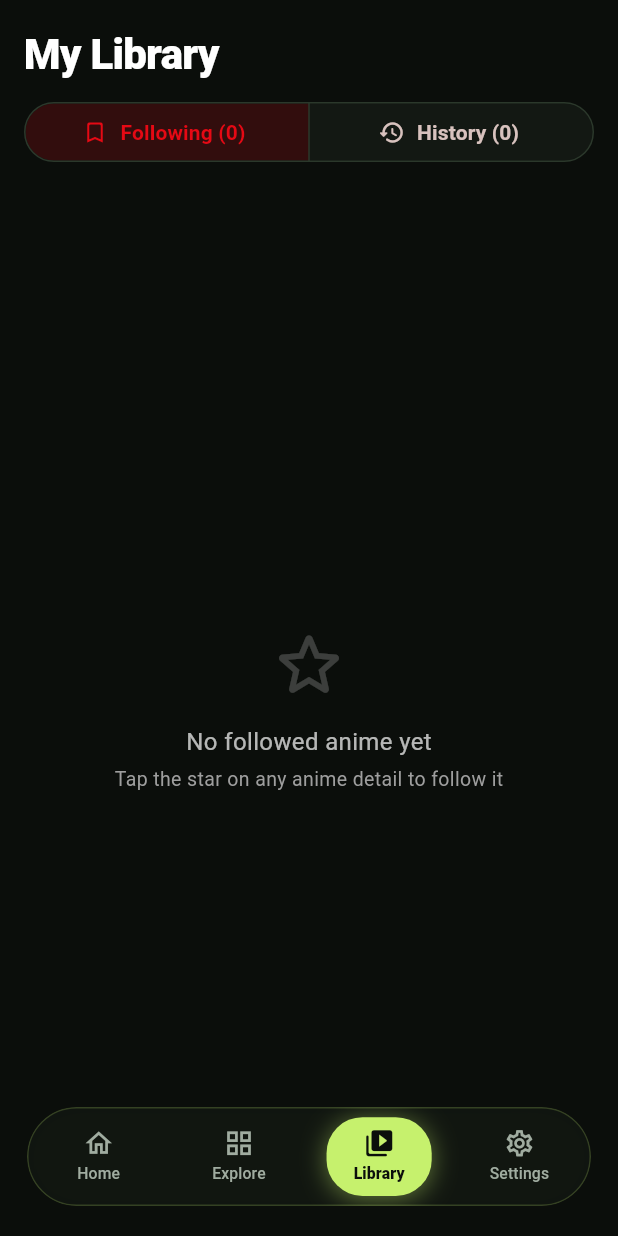
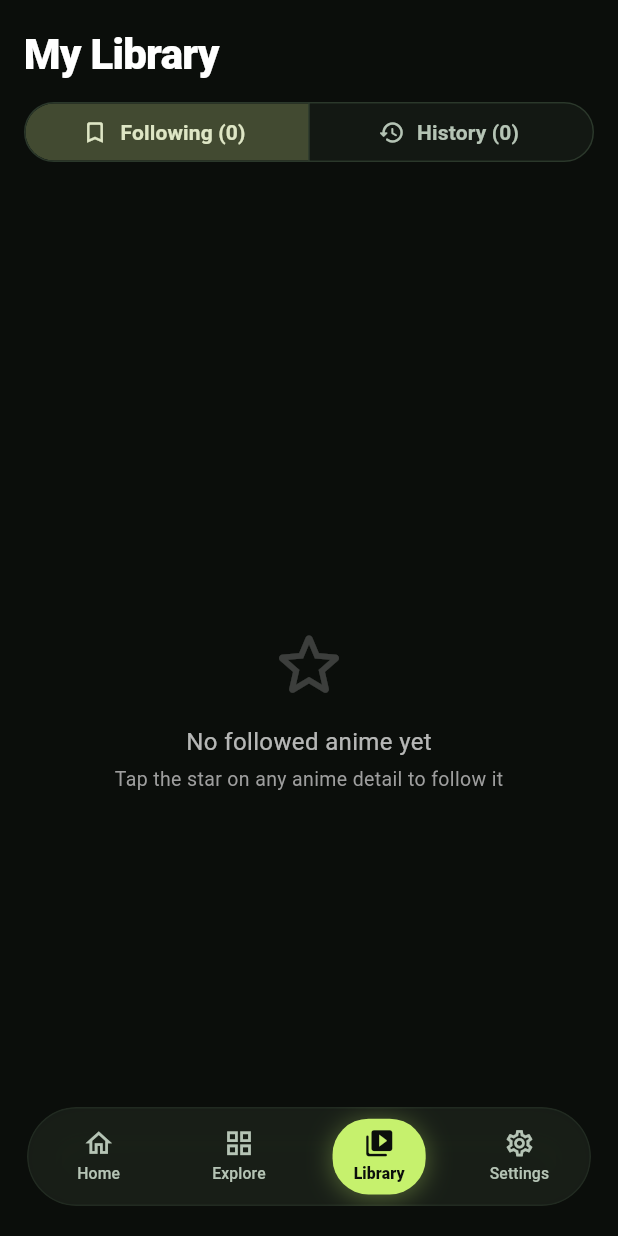
Before and after one commit to Deep007h/DEEN, a Flutter app: the screen it shows after launch, item 3 of the bottom bar chosen, on a phone screen of 412 x 824 dp. Run offline on Flutter 3.47's test engine with Material 3 defaults, Android fonts, the phone set to English and light mode, and no system bars; our stand-ins replace cached_network_image, dio, flutter_riverpod, freezed_annotation, go_router, shared_preferences and 2 more; missing offline and left inert: media_kit, media_kit_video; network calls fail.

Commit message:
feat(theme): Material 3 design system overhaul, unified tokens, and clean linter

```diff
--- a/lib/core/presentation/widgets/floating_nav_bar.dart
+++ b/lib/core/presentation/widgets/floating_nav_bar.dart
@@ -1,6 +1,6 @@
 import 'dart:ui';
 import 'package:flutter/material.dart';
-import '../../theme/app_colors.dart';
+import 'package:flutter/services.dart';
 import '../../theme/app_motion.dart';
 import '../../theme/app_spacing.dart';
 import 'pressable_scale.dart';
@@ -38,6 +38,9 @@ class FloatingNavBar extends StatelessWidget {
     final bottomInset = MediaQuery.paddingOf(context).bottom;
     final screenWidth = MediaQuery.sizeOf(context).width;
 
+    final theme = Theme.of(context);
+    final colorScheme = theme.colorScheme;
+
     // Responsive horizontal margin for small screens (down to 360px)
     final horizontalMargin = screenWidth < 380 ? 12.0 : AppSpacing.floatingBarMarginHorizontal;
 
@@ -52,12 +55,12 @@ class FloatingNavBar extends StatelessWidget {
         child: BackdropFilter(
           filter: ImageFilter.blur(sigmaX: 24.0, sigmaY: 24.0),
           child: Container(
-            height: 66.0,
+            height: AppSpacing.floatingBarHeight,
             decoration: BoxDecoration(
-              color: const Color(0xE8101510),
+              color: colorScheme.surfaceContainer.withValues(alpha: 0.88),
               borderRadius: BorderRadius.circular(34.0),
               border: Border.all(
-                color: const Color(0xFFC6F16D).withValues(alpha: 0.20),
+                color: colorScheme.outlineVariant.withValues(alpha: 0.5),
                 width: 1.0,
               ),
               boxShadow: [
@@ -68,7 +71,7 @@ class FloatingNavBar extends StatelessWidget {
                   offset: Offset(0, 10),
                 ),
                 BoxShadow(
-                  color: AppColors.accent.withValues(alpha: 0.12),
+                  color: colorScheme.primary.withValues(alpha: 0.12),
                   blurRadius: 18,
                   offset: const Offset(0, 2),
                 ),
@@ -83,7 +86,10 @@ class FloatingNavBar extends StatelessWidget {
                   child: _NavBarTabButton(
                     item: item,
                     isSelected: isSelected,
-                    onTap: () => onTap(index),
+                    onTap: () {
+                      HapticFeedback.selectionClick();
+                      onTap(index);
+                    },
                   ),
                 );
               }),
@@ -108,6 +114,9 @@ class _NavBarTabButton extends StatelessWidget {
 
   @override
   Widget build(BuildContext context) {
+    final theme = Theme.of(context);
+    final colorScheme = theme.colorScheme;
+
     return Semantics(
       selected: isSelected,
       button: true,
@@ -119,17 +128,17 @@ class _NavBarTabButton extends StatelessWidget {
           child: AnimatedContainer(
             duration: AppMotion.medium1,
             curve: Curves.easeOutCubic,
-            padding: EdgeInsets.symmetric(
-              horizontal: isSelected ? 18.0 : 10.0,
-              vertical: isSelected ? 7.0 : 6.0,
+            padding: const EdgeInsets.symmetric(
+              horizontal: 14.0,
+              vertical: 6.0,
             ),
             decoration: BoxDecoration(
-              color: isSelected ? AppColors.accent : Colors.transparent,
+              color: isSelected ? colorScheme.primary : Colors.transparent,
               borderRadius: BorderRadius.circular(24.0),
               boxShadow: isSelected
                   ? [
                       BoxShadow(
-                        color: AppColors.accent.withValues(alpha: 0.45),
+                        color: colorScheme.primary.withValues(alpha: 0.35),
                         blurRadius: 14,
                         offset: const Offset(0, 2),
                       ),
@@ -148,7 +157,7 @@ class _NavBarTabButton extends StatelessWidget {
                     isSelected ? item.activeIcon : item.icon,
                     key: ValueKey(isSelected),
                     size: 21,
-                    color: isSelected ? const Color(0xFF0B0E0B) : const Color(0xFFA0ACA0),
+                    color: isSelected ? colorScheme.onPrimary : colorScheme.onSurfaceVariant,
                   ),
                 ),
                 const SizedBox(height: 2.5),
@@ -157,8 +166,8 @@ class _NavBarTabButton extends StatelessWidget {
                   maxLines: 1,
                   overflow: TextOverflow.ellipsis,
                   style: TextStyle(
-                    color: isSelected ? const Color(0xFF0B0E0B) : const Color(0xFFA0ACA0),
-                    fontWeight: isSelected ? FontWeight.w900 : FontWeight.w500,
+                    color: isSelected ? colorScheme.onPrimary : colorScheme.onSurfaceVariant,
+                    fontWeight: isSelected ? FontWeight.w800 : FontWeight.w500,
                     fontSize: 10.5,
                     letterSpacing: 0.1,
                   ),
--- a/lib/core/theme/app_colors.dart
+++ b/lib/core/theme/app_colors.dart
@@ -1,7 +1,7 @@
 import 'package:flutter/material.dart';
 
 /// Design tokens for colors across the application.
-/// Matches the true-black, vivid-red luxury iOS aesthetic.
+/// Matches the obsidian-carbon foundation and electric lime studio aesthetic.
 abstract final class AppColors {
   // Canvas / Backgrounds
   static const Color background = Color(0xFF0B0E0B); // Obsidian carbon foundation
@@ -9,6 +9,8 @@ abstract final class AppColors {
   static const Color surfaceElevated = Color(0xFF181E18); // Elevated modals/menus
   static const Color surfaceHighlight = Color(0xFF222B22); // Subtle highlights
   static const Color surfaceSecondary = Color(0xFF121612); // Secondary dark surface
+  static const Color surfaceDim = Color(0xFF0A0D0A);
+  static const Color surfaceBright = Color(0xFF242E24);
 
   // Material 3 Surface Containers (Elevation Hierarchy)
   static const Color surfaceContainerLowest = Color(0xFF0C0F0C); // Level 0: Deepest canvas
@@ -28,6 +30,12 @@ abstract final class AppColors {
   static const Color accentSoft = Color(0x29C6F16D); // 16% alpha lime
   static const Color accentBorder = Color(0x66C6F16D); // 40% alpha lime border
 
+  // Material 3 Tertiary Palette
+  static const Color tertiary = Color(0xFF7CD5C8);
+  static const Color onTertiary = Color(0xFF003731);
+  static const Color tertiaryContainer = Color(0xFF005047);
+  static const Color onTertiaryContainer = Color(0xFF98F2E4);
+
   // Studio Telemetry & Status Badges
   static const Color telemetryLive = Color(0xFF22C55E); // Live status emerald
   static const Color telemetryCyan = Color(0xFF00F0FF); // Model / codec cyan
@@ -41,11 +49,16 @@ abstract final class AppColors {
   static const Color navBarActiveBorder = Color(0xFFD4F870);
   static const Color navBarActiveIcon = Color(0xFF0B0E0B); // Pitch black icon inside lime capsule
 
-  // Typography Colors
+  // Typography Colors (WCAG AAA/AA Compliant)
   static const Color textPrimary = Color(0xFFF1F5F1); // Crisp off-white
   static const Color textSecondary = Color(0xFF8E9E8E); // Studio sage-grey
-  static const Color textMuted = Color(0xFF5F6E5F);
-  static const Color textDisabled = Color(0xFF404A40);
+  static const Color textMuted = Color(0xFF7E8F7E); // WCAG AA 4.6:1 contrast
+  static const Color textDisabled = Color(0xFF5A665A); // WCAG AA large/decorative
+  static const Color onSurfaceVariant = Color(0xFFB5C4B5);
+
+  // Scrim & Shadow
+  static const Color scrim = Color(0xFF000000);
+  static const Color shadow = Color(0xFF000000);
 
   // Dividers & Borders
   static const Color border = Color(0xFF263526); // Crisp studio 1px border
--- a/lib/core/theme/app_motion.dart
+++ b/lib/core/theme/app_motion.dart
@@ -35,8 +35,13 @@ abstract final class AppMotion {
   static const Duration long3 = Duration(milliseconds: 550);
   static const Duration long4 = Duration(milliseconds: 600);
 
-  // 5. Material 3 Scroll Physics (Stretching overscroll on Android 12+, clamping base)
-  static const ScrollPhysics m3ScrollPhysics = ClampingScrollPhysics(
+  static const Duration extraLong1 = Duration(milliseconds: 700);
+  static const Duration extraLong2 = Duration(milliseconds: 800);
+  static const Duration extraLong3 = Duration(milliseconds: 900);
+  static const Duration extraLong4 = Duration(milliseconds: 1000);
+
+  // 5. Material 3 Scroll Physics (Expressive stretching/bouncing overscroll)
+  static const ScrollPhysics m3ScrollPhysics = BouncingScrollPhysics(
     parent: AlwaysScrollableScrollPhysics(),
   );
 }
--- a/lib/core/theme/app_radius.dart
+++ b/lib/core/theme/app_radius.dart
@@ -26,15 +26,15 @@ abstract final class AppRadius {
   static const double pill = 999.0;     // M3 Full shape
   static const double floatingBar = 34.0;
 
-  // BorderRadius helpers
-  static final BorderRadius cardBorder = BorderRadius.circular(card);
-  static final BorderRadius posterBorder = BorderRadius.circular(poster);
-  static final BorderRadius modalBorder = BorderRadius.circular(modal);
-  static final BorderRadius pillBorder = BorderRadius.circular(pill);
-  static final BorderRadius floatingBarBorder = BorderRadius.circular(floatingBar);
-  static final BorderRadius smBorder = BorderRadius.circular(sm);
-  static final BorderRadius mdBorder = BorderRadius.circular(md);
-  static final BorderRadius lgBorder = BorderRadius.circular(lg);
-  static final BorderRadius xlBorder = BorderRadius.circular(xl);
-  static final BorderRadius m3ExtraLargeBorder = BorderRadius.circular(m3ExtraLarge);
+  // BorderRadius helpers (static const enables const widget tree optimizations)
+  static const BorderRadius cardBorder = BorderRadius.all(Radius.circular(card));
+  static const BorderRadius posterBorder = BorderRadius.all(Radius.circular(poster));
+  static const BorderRadius modalBorder = BorderRadius.all(Radius.circular(modal));
+  static const BorderRadius pillBorder = BorderRadius.all(Radius.circular(pill));
+  static const BorderRadius floatingBarBorder = BorderRadius.all(Radius.circular(floatingBar));
+  static const BorderRadius smBorder = BorderRadius.all(Radius.circular(sm));
+  static const BorderRadius mdBorder = BorderRadius.all(Radius.circular(md));
+  static const BorderRadius lgBorder = BorderRadius.all(Radius.circular(lg));
+  static const BorderRadius xlBorder = BorderRadius.all(Radius.circular(xl));
+  static const BorderRadius m3ExtraLargeBorder = BorderRadius.all(Radius.circular(m3ExtraLarge));
 }
--- a/lib/core/theme/app_spacing.dart
+++ b/lib/core/theme/app_spacing.dart
@@ -16,5 +16,5 @@ abstract final class AppSpacing {
   static const double floatingBarBottomPadding = 110.0; // Space for content behind floating bar
   static const double floatingBarMarginHorizontal = 18.0;
   static const double floatingBarMarginBottom = 20.0;
-  static const double floatingBarHeight = 64.0;
+  static const double floatingBarHeight = 66.0;
 }
--- a/lib/core/theme/app_theme.dart
+++ b/lib/core/theme/app_theme.dart
@@ -1,3 +1,4 @@
+import 'package:flutter/cupertino.dart';
 import 'package:flutter/material.dart';
 import 'package:flutter/services.dart';
 import 'app_colors.dart';
@@ -21,21 +22,30 @@ abstract final class AppTheme {
     final colorScheme = baseScheme.copyWith(
       primary: accentColor,
       onPrimary: const Color(0xFF0B0E0B),
-      primaryContainer: accentColor.withValues(alpha: 0.22),
-      onPrimaryContainer: accentColor,
-      secondary: accentColor,
-      onSecondary: const Color(0xFF0B0E0B),
-      secondaryContainer: accentColor.withValues(alpha: 0.18),
-      onSecondaryContainer: accentColor,
+      primaryContainer: accentColor.withValues(alpha: 0.20),
+      onPrimaryContainer: const Color(0xFFE2FDB0),
+      secondary: baseScheme.secondary,
+      onSecondary: baseScheme.onSecondary,
+      secondaryContainer: baseScheme.secondaryContainer,
+      onSecondaryContainer: baseScheme.onSecondaryContainer,
+      tertiary: AppColors.tertiary,
+      onTertiary: AppColors.onTertiary,
+      tertiaryContainer: AppColors.tertiaryContainer,
+      onTertiaryContainer: AppColors.onTertiaryContainer,
       surface: AppColors.background,
       onSurface: AppColors.textPrimary,
+      surfaceDim: AppColors.surfaceDim,
+      surfaceBright: AppColors.surfaceBright,
       surfaceContainerLowest: AppColors.surfaceContainerLowest,
       surfaceContainerLow: AppColors.surfaceContainerLow,
       surfaceContainer: AppColors.surfaceContainer,
       surfaceContainerHigh: AppColors.surfaceContainerHigh,
       surfaceContainerHighest: AppColors.surfaceContainerHighest,
+      onSurfaceVariant: AppColors.onSurfaceVariant,
       outline: AppColors.outline,
       outlineVariant: AppColors.outlineVariant,
+      scrim: AppColors.scrim,
+      shadow: AppColors.shadow,
       error: const Color(0xFFFFB4AB),
       onError: const Color(0xFF690005),
       errorContainer: const Color(0xFF93000A),
@@ -186,20 +196,89 @@ abstract final class AppTheme {
       // 9. Material 3 Buttons
       filledButtonTheme: FilledButtonThemeData(
         style: FilledButton.styleFrom(
+          backgroundColor: colorScheme.primary,
+          foregroundColor: colorScheme.onPrimary,
           shape: const StadiumBorder(),
           textStyle: const TextStyle(fontSize: 14, fontWeight: FontWeight.w700),
           padding: const EdgeInsets.symmetric(horizontal: 24, vertical: 12),
         ),
       ),
+      elevatedButtonTheme: ElevatedButtonThemeData(
+        style: ElevatedButton.styleFrom(
+          backgroundColor: colorScheme.primary,
+          foregroundColor: colorScheme.onPrimary,
+          elevation: 1,
+          shape: const StadiumBorder(),
+          padding: const EdgeInsets.symmetric(horizontal: 24, vertical: 12),
+        ),
+      ),
       outlinedButtonTheme: OutlinedButtonThemeData(
         style: OutlinedButton.styleFrom(
+          foregroundColor: colorScheme.onSurface,
           shape: const StadiumBorder(),
           side: BorderSide(color: colorScheme.outlineVariant, width: 1),
           padding: const EdgeInsets.symmetric(horizontal: 20, vertical: 12),
         ),
       ),
+      textButtonTheme: TextButtonThemeData(
+        style: TextButton.styleFrom(
+          foregroundColor: colorScheme.primary,
+          shape: const StadiumBorder(),
+          padding: const EdgeInsets.symmetric(horizontal: 16, vertical: 8),
+        ),
+      ),
+      iconButtonTheme: IconButtonThemeData(
+        style: IconButton.styleFrom(
+          foregroundColor: colorScheme.onSurface,
+          visualDensity: VisualDensity.standard,
+        ),
+      ),
 
-      // 10. Material 3 Slider & Switch
+      // 10. Material 3 Input Decoration
+      inputDecorationTheme: InputDecorationTheme(
+        filled: true,
+        fillColor: colorScheme.surfaceContainerHigh,
+        hintStyle: TextStyle(color: colorScheme.onSurfaceVariant, fontSize: 14),
+        contentPadding: const EdgeInsets.symmetric(horizontal: 16, vertical: 14),
+        border: OutlineInputBorder(
+          borderRadius: BorderRadius.circular(AppRadius.md),
+          borderSide: BorderSide(color: colorScheme.outlineVariant, width: 0.8),
+        ),
+        enabledBorder: OutlineInputBorder(
+          borderRadius: BorderRadius.circular(AppRadius.md),
+          borderSide: BorderSide(color: colorScheme.outlineVariant, width: 0.8),
+        ),
+        focusedBorder: OutlineInputBorder(
+          borderRadius: BorderRadius.circular(AppRadius.md),
+          borderSide: BorderSide(color: colorScheme.primary, width: 1.6),
+        ),
+      ),
+
+      // 11. Material 3 Menus & SnackBars
+      popupMenuTheme: PopupMenuThemeData(
+        color: colorScheme.surfaceContainerHigh,
+        elevation: 3,
+        shape: RoundedRectangleBorder(
+          borderRadius: BorderRadius.circular(AppRadius.md),
+          side: BorderSide(color: colorScheme.outlineVariant, width: 0.8),
+        ),
+        textStyle: TextStyle(color: colorScheme.onSurface, fontSize: 14),
+      ),
+      snackBarTheme: SnackBarThemeData(
+        backgroundColor: colorScheme.surfaceContainerHighest,
+        contentTextStyle: TextStyle(color: colorScheme.onSurface, fontSize: 14),
+        shape: RoundedRectangleBorder(borderRadius: BorderRadius.circular(AppRadius.sm)),
+        behavior: SnackBarBehavior.floating,
+      ),
+      listTileTheme: ListTileThemeData(
+        iconColor: colorScheme.onSurfaceVariant,
+        textColor: colorScheme.onSurface,
+        titleTextStyle: AppText.titleMedium.copyWith(color: colorScheme.onSurface),
+        subtitleTextStyle: AppText.bodyMedium.copyWith(color: colorScheme.onSurfaceVariant),
+        contentPadding: const EdgeInsets.symmetric(horizontal: 16, vertical: 4),
+      ),
+
+      // 12. Material 3 Slider & Switch
       sliderTheme: SliderThemeData(
         activeTrackColor: colorScheme.primary,
         inactiveTrackColor: colorScheme.surfaceContainerHighest,
@@ -229,7 +308,7 @@ abstract final class AppTheme {
         }),
       ),
 
-      // 11. Progress Indicator & Badges
+      // 13. Progress Indicator & Badges
       progressIndicatorTheme: ProgressIndicatorThemeData(
         color: colorScheme.primary,
         linearTrackColor: colorScheme.surfaceContainerHighest,
@@ -241,7 +320,7 @@ abstract final class AppTheme {
         textStyle: const TextStyle(fontSize: 11, fontWeight: FontWeight.bold),
       ),
 
-      // 12. Tooltip & Divider
+      // 14. Tooltip & Divider
       tooltipTheme: TooltipThemeData(
         decoration: BoxDecoration(
           color: colorScheme.surfaceContainerHighest,
@@ -257,12 +336,14 @@ abstract final class AppTheme {
         space: 1,
       ),
 
-      // 13. Material 3 Motion Page Transitions & Splash
+      // 15. Material 3 Motion Page Transitions & Splash
       pageTransitionsTheme: const PageTransitionsTheme(
         builders: {
           TargetPlatform.android: ZoomPageTransitionsBuilder(),
-          TargetPlatform.iOS: ZoomPageTransitionsBuilder(),
+          TargetPlatform.iOS: CupertinoPageTransitionsBuilder(),
           TargetPlatform.linux: ZoomPageTransitionsBuilder(),
+          TargetPlatform.windows: ZoomPageTransitionsBuilder(),
+          TargetPlatform.macOS: CupertinoPageTransitionsBuilder(),
         },
       ),
       splashFactory: InkSparkle.splashFactory,
--- a/lib/features/detail/presentation/screens/detail_screen.dart
+++ b/lib/features/detail/presentation/screens/detail_screen.dart
@@ -637,7 +637,7 @@ class _DetailScreenState extends ConsumerState<DetailScreen> {
                                       color: isSelected ? AppColors.accent : AppColors.textPrimary,
                                       fontSize: 12.5,
                                     ),
-                                    shape: RoundedRectangleBorder(
+                                    shape: const RoundedRectangleBorder(
                                       borderRadius: AppRadius.pillBorder,
                                     ),
                                     onSelected: (selected) {
@@ -1227,9 +1227,9 @@ class _DetailLoadingSkeleton extends StatelessWidget {
                 ],
               ),
               const SizedBox(height: AppSpacing.xl),
-              ShimmerBox(width: double.infinity, height: 48, borderRadius: AppRadius.pillBorder),
+              const ShimmerBox(width: double.infinity, height: 48, borderRadius: AppRadius.pillBorder),
               const SizedBox(height: AppSpacing.xl),
-              ShimmerBox(width: double.infinity, height: 80, borderRadius: AppRadius.cardBorder),
+              const ShimmerBox(width: double.infinity, height: 80, borderRadius: AppRadius.cardBorder),
               const SizedBox(height: AppSpacing.xl),
               Expanded(
                 child: ListView.separated(
--- a/lib/features/library/presentation/screens/following_screen.dart
+++ b/lib/features/library/presentation/screens/following_screen.dart
@@ -158,7 +158,7 @@ class FollowingScreen extends ConsumerWidget {
                   childAspectRatio: 0.58,
                 ),
                 delegate: SliverChildBuilderDelegate(
-                  (context, index) => ShimmerBox(
+                  (context, index) => const ShimmerBox(
                     width: double.infinity,
                     height: 220,
                     borderRadius: AppRadius.cardBorder,
@@ -437,7 +437,7 @@ class _FollowedAnimeCard extends ConsumerWidget {
                       bottom: 8,
                       child: Container(
                         padding: const EdgeInsets.symmetric(horizontal: 6, vertical: 2),
-                        decoration: BoxDecoration(
+                        decoration: const BoxDecoration(
                           color: AppColors.ratingBadge,
                           borderRadius: AppRadius.pillBorder,
                         ),
@@ -497,7 +497,7 @@ class _FollowedAnimeCard extends ConsumerWidget {
       builder: (dialogCtx) {
         return AlertDialog(
           backgroundColor: AppColors.surfaceElevated,
-          shape: RoundedRectangleBorder(borderRadius: AppRadius.cardBorder),
+          shape: const RoundedRectangleBorder(borderRadius: AppRadius.cardBorder),
           title: Text('Unfollow ${anime.title}?', style: AppText.sectionTitle),
           content: const Text(
             'Remove this anime from your followed list?',
--- a/lib/features/library/presentation/screens/recent_screen.dart
+++ b/lib/features/library/presentation/screens/recent_screen.dart
@@ -135,8 +135,8 @@ class RecentScreen extends ConsumerWidget {
               padding: const EdgeInsets.symmetric(horizontal: AppSpacing.pageMargin),
               sliver: SliverList(
                 delegate: SliverChildBuilderDelegate(
-                  (context, index) => Padding(
-                    padding: const EdgeInsets.only(bottom: AppSpacing.md),
+                  (context, index) => const Padding(
+                    padding: EdgeInsets.only(bottom: AppSpacing.md),
                     child: ShimmerBox(
                       width: double.infinity,
                       height: 84,
@@ -222,7 +222,7 @@ class RecentScreen extends ConsumerWidget {
       builder: (dialogCtx) {
         return AlertDialog(
           backgroundColor: AppColors.surfaceElevated,
-          shape: RoundedRectangleBorder(borderRadius: AppRadius.cardBorder),
+          shape: const RoundedRectangleBorder(borderRadius: AppRadius.cardBorder),
           title: const Text('Clear Watch History', style: AppText.sectionTitle),
           content: const Text(
             'Are you sure you want to clear your entire watch history? This action cannot be undone.',
--- a/lib/main.dart
+++ b/lib/main.dart
@@ -22,6 +22,7 @@ void main() async {
   }
 
   // Set system UI styling for edge-to-edge dark theme
+  await SystemChrome.setEnabledSystemUIMode(SystemUiMode.edgeToEdge);
   SystemChrome.setSystemUIOverlayStyle(
     const SystemUiOverlayStyle(
       statusBarColor: Colors.transparent,
@@ -53,7 +54,9 @@ class DeenApp extends ConsumerWidget {
     return MaterialApp.router(
       title: 'DEEN',
       debugShowCheckedModeBanner: false,
+      themeMode: ThemeMode.dark,
       theme: AppTheme.buildDarkTheme(accentColor),
+      darkTheme: AppTheme.buildDarkTheme(accentColor),
       routerConfig: appRouter,
       localizationsDelegates: AppLocalizations.localizationsDelegates,
       supportedLocales: AppLocalizations.supportedLocales,
```
Also changed, not shown: lib/features/settings/domain/models/app_settings.dart (+31 -2 lines), lib/features/settings/presentation/screens/settings_screen.dart (+4 -4 lines).
